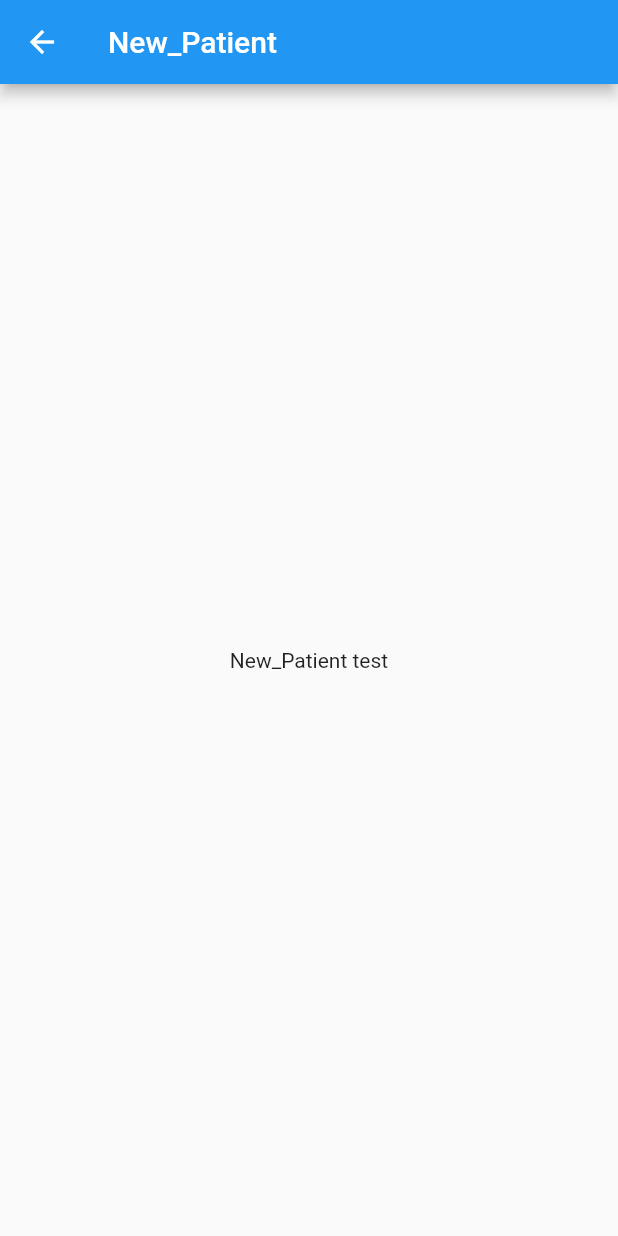
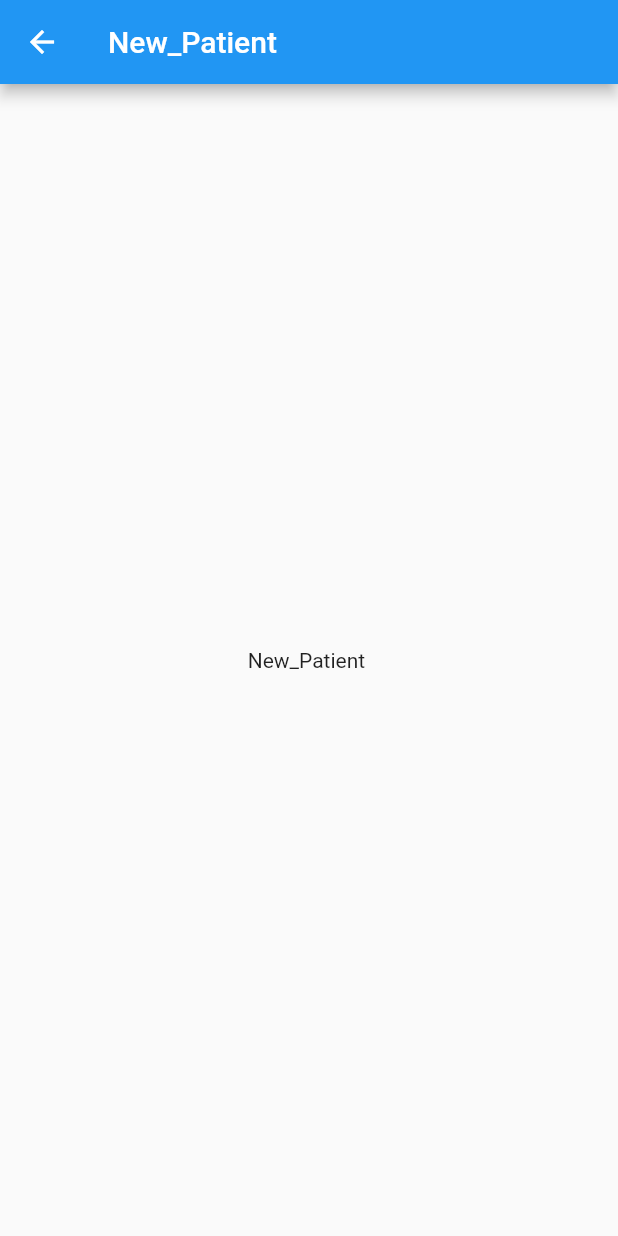
Before and after one commit to hansh0801/irm_flutter_demo, a Flutter app: the New_Patient screen opened directly, on a phone screen of 412 x 824 dp. Run offline on Flutter 3.47's test engine with Material 2 defaults, Android fonts, the phone set to English and light mode, and no system bars; our stand-ins replace fluro, splashscreen; missing offline and left inert: flutter_webview_plugin, simple_auth, simple_auth_flutter; statements that could not run were skipped.

Commit message:
pull request test

```diff
--- a/lib/new_patient.dart
+++ b/lib/new_patient.dart
@@ -14,7 +14,7 @@ class _New_PatientState extends State<New_Patient> {
     return Scaffold(
       appBar: new AppBar(title: Text("New_Patient"),),
       body: Center(
-        child: Text("New_Patient test"),
+        child: Text("New_Patient "),
       ),
 
     );
```
